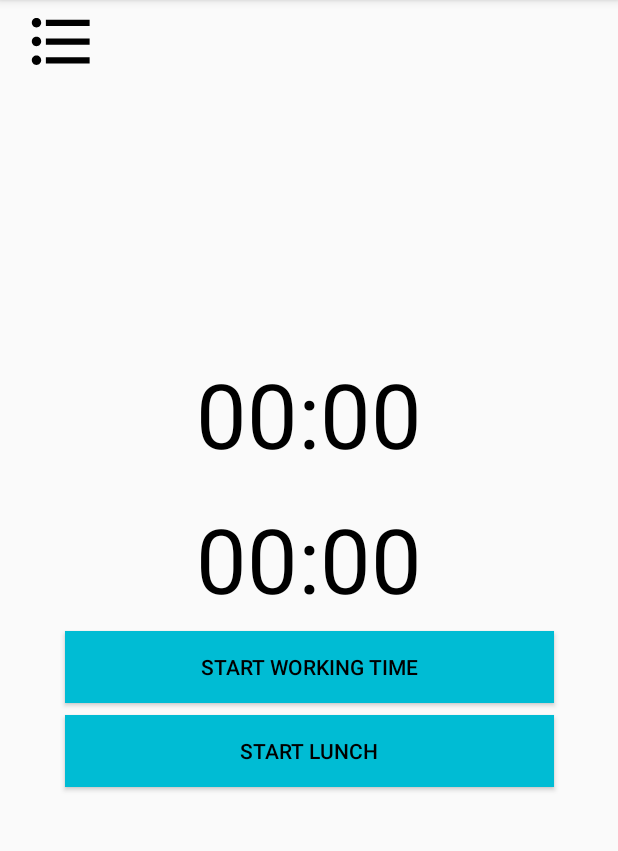
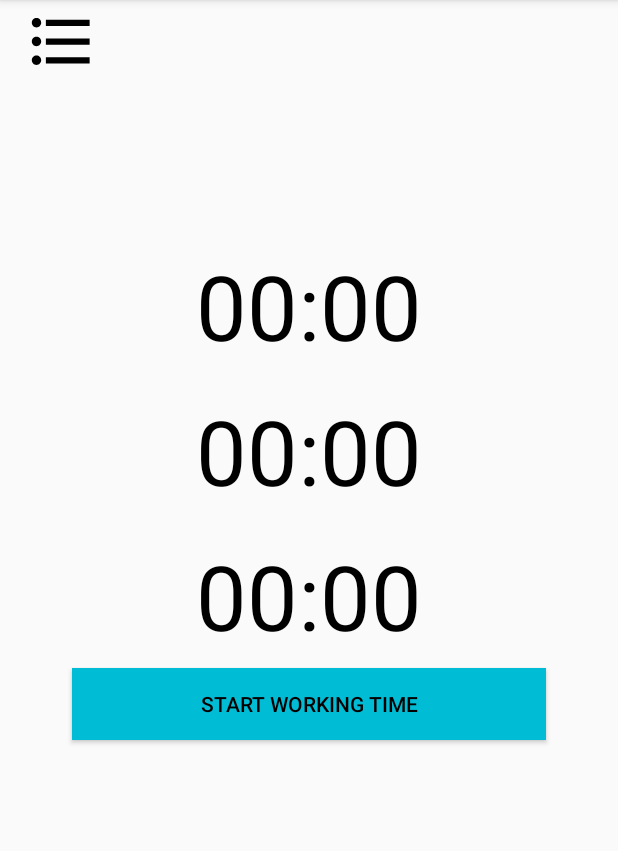
Before and after one commit to EricSumStu/August19, an Android app: the screen it shows after launch (MainActivity), after a tap on "FINISH WORK AND RESET", on a phone screen of 412 x 824 dp, the part 84-935 px from its top. Run offline under Robolectric (Android 15) with nearby library versions, the phone set to English and light mode, and no system bars; 1 other tap on this screen came first.

Commit message:
Break timer and break output saves to file

```diff
--- a/TrackMyHours/app/src/main/java/com/example/trackmyhours/MainActivity.java
+++ b/TrackMyHours/app/src/main/java/com/example/trackmyhours/MainActivity.java
@@ -32,12 +32,16 @@ public class MainActivity extends AppCompatActivity {
     public static final String FILE_NAME = "new.txt";
     private Chronometer lunchChronometer;
     private Chronometer chronometer;
+    private Chronometer breakChronometer;
     private long pauseOffset;
     private long lunchPauseOffset;
+    private long breakPauseOffset;
     private Button mButtonStart;
+    private Button mBreakButton;
     private boolean running;
     private boolean lunchRunning;
-    private Button mButtonReset;
+    private boolean breakRunning;
+    private Button mLunchButton;
 
 
     @Override
@@ -50,7 +54,8 @@ public class MainActivity extends AppCompatActivity {
         chronometer.setBase(SystemClock.elapsedRealtime());
         lunchChronometer = findViewById(R.id.lunchChronometer);
         lunchChronometer.setFormat("%s");
-        chronometer.setBase(SystemClock.elapsedRealtime());
+        breakChronometer = findViewById(R.id.breakChronometer);
+        breakChronometer.setFormat("%s");
         setRequestedOrientation(ActivityInfo.SCREEN_ORIENTATION_PORTRAIT);
 
     }
@@ -58,8 +63,18 @@ public class MainActivity extends AppCompatActivity {
 
     public void startStopChronometer(View v) {
         mButtonStart = findViewById(R.id.startButton);
-        mButtonReset = findViewById(R.id.resetButton);
-        if (!running) {
+        mLunchButton = findViewById(R.id.resetButton);
+        mBreakButton = findViewById(R.id.breakButton);
+        if (lunchRunning) {
+            Toast.makeText(MainActivity.this, "Please finish lunch before finishing work",
+                    Toast.LENGTH_LONG).show();
+
+        }
+        else if (breakRunning) {
+            Toast.makeText(MainActivity.this, "Please finish your break before finishing work",
+                    Toast.LENGTH_LONG).show();
+        }
+        else if (!running) {
 //
 /*            chronometer.setBase(SystemClock.elapsedRealtime() - pauseOffset);
             chronometer.start();
@@ -67,7 +82,9 @@ public class MainActivity extends AppCompatActivity {
             load(v);
             updateButtons();*/
             startMainChronometer(v);
-            updateButtons();
+            mButtonStart.setText("Finish Work and Reset");
+            mLunchButton.setVisibility(View.VISIBLE);
+            mBreakButton.setVisibility(View.VISIBLE);
         } else {
             /*         String time = showElapsedTime();*/
 
@@ -76,7 +93,9 @@ public class MainActivity extends AppCompatActivity {
             running = false;*/
             /*            resetMainChronometer(v);*/
             resetAllChronometers(v);
-            updateButtons();
+            mButtonStart.setText("Start Working Time");
+            mLunchButton.setVisibility(View.INVISIBLE);
+            mBreakButton.setVisibility(View.INVISIBLE);
             /*            save(v, time );*/
         }
 
@@ -85,25 +104,49 @@ public class MainActivity extends AppCompatActivity {
     public void resetAllChronometers(View v) {
         String time = showElapsedTime();
         String lunchTime = calculateLunchTime();
+        String breakTime = calculateBreakTime();
         resetMainChronometer(v);
         resetLunchChronometer(v);
+        resetBreakChronometer(v);
         updateButtons();
-        mButtonReset.setVisibility(View.INVISIBLE);
-        save(v, time, lunchTime);
+     /*   mButtonReset.setVisibility(View.INVISIBLE);*/
+        save(v, time, lunchTime, breakTime);
     }
 
     public void lunchButtonHandler(View v) {
-        if (!lunchRunning) {
+        if (breakRunning){
+            Toast.makeText(MainActivity.this, "Please finish your break before starting lunch",
+                    Toast.LENGTH_LONG).show();
+        }
+        else if (!lunchRunning) {
             pauseMainChronometer(v);
             startLunchChronometer(v);
-            mButtonReset.setText("Stop Lunch");
+            mLunchButton.setText("Stop Lunch");
         } else {
             pauseLunchChronometer(v);
             startMainChronometer(v);
-            mButtonReset.setText("Start Lunch");
+            mLunchButton.setText("Start Lunch");
         }
 
 
+    }
+
+    public void breakButtonHandler(View v) {
+        if (lunchRunning) {
+            Toast.makeText(MainActivity.this, "Please finish lunch before starting a break",
+                    Toast.LENGTH_LONG).show();
+        }
+        else if (!breakRunning) {
+            pauseMainChronometer(v);
+            startBreakChronometer(v);
+            mBreakButton.setText("Finish Break");
+
+        }
+        else {
+            pauseBreakChronometer(v);
+            startMainChronometer(v);
+            mBreakButton.setText("Start Break");
+        }
     }
 
     public void startMainChronometer(View v) {
@@ -146,13 +189,33 @@ public class MainActivity extends AppCompatActivity {
         lunchRunning = false;
     }
 
+    public void startBreakChronometer(View v) {
+        breakChronometer.setBase(SystemClock.elapsedRealtime() - breakPauseOffset);
+        breakChronometer.start();
+        breakRunning = true;
+    }
+
+    public void pauseBreakChronometer(View v) {
+        breakChronometer.stop();
+        breakPauseOffset = SystemClock.elapsedRealtime() - breakChronometer.getBase();
+        breakRunning = false;
+    }
+
+    public void resetBreakChronometer(View v) {
+        breakChronometer.setBase(SystemClock.elapsedRealtime());
+        breakPauseOffset = 0;
+
+        breakChronometer.stop();
+        breakRunning = false;
+    }
+
     private void updateButtons() {
         if (running) {
-            mButtonReset.setVisibility(View.VISIBLE);
+
             mButtonStart.setText("Finish Work and Reset");
         } else {
             mButtonStart.setText("Start Working Time");
-            mButtonReset.setVisibility(View.VISIBLE);
+
         }
 
     }
@@ -176,14 +239,22 @@ public class MainActivity extends AppCompatActivity {
         String totalLunchHours = (hLunch < 10 ? "0" + hLunch : hLunch) + ":" + (mLunch < 10 ? "0" + mLunch : mLunch) + ":" + (sLunch < 10 ? "0" + sLunch : sLunch);
         return totalLunchHours;
     }
+    public String calculateBreakTime() {
+        long breakElapsedMillis = SystemClock.elapsedRealtime() - breakChronometer.getBase();
+        int hBreak = (int) (breakElapsedMillis / 3600000);
+        int mBreak = (int) (breakElapsedMillis - hBreak * 3600000) / 60000;
+        int sBreak = (int) (breakElapsedMillis - (hBreak * 3600000) - (mBreak * 60000)) / 1000;
+        String totalBreakHours = (hBreak < 10 ? "0" + hBreak : hBreak) + ":" + (mBreak < 10 ? "0" + mBreak : mBreak) + ":" + (sBreak < 10 ? "0" + sBreak : sBreak);
+        return totalBreakHours;
+    }
 
-    public void save(View v, String elapsedTime, String elapsedLunchTime) {
+    public void save(View v, String elapsedTime, String elapsedLunchTime, String elapsedBreakTime) {
 
 
         try {
             PrintWriter writer = new PrintWriter(new FileOutputStream(new File(getFilesDir() + "/" + "new.txt"), true));
             String date = new SimpleDateFormat("yyyy-MM-dd", Locale.getDefault()).format(new Date());
-            String row = date + "  Total Working Time: " + elapsedTime + " Time spent on lunch: " + elapsedLunchTime;
+            String row = date + "  Total Working Time: " + elapsedTime + " Time spent on lunch: " + elapsedLunchTime + "Time spent on breaks: " + elapsedBreakTime;
             writer.println(row);
             writer.close();
             Toast.makeText(this, "Saved to " + getFilesDir() + "/" + MainActivity.FILE_NAME,
--- a/TrackMyHours/app/src/main/res/layout/activity_main.xml
+++ b/TrackMyHours/app/src/main/res/layout/activity_main.xml
@@ -12,8 +12,8 @@
 
     <LinearLayout
 
-        android:layout_width="342dp"
-        android:layout_height="443dp"
+        android:layout_width="332dp"
+        android:layout_height="547dp"
         android:layout_marginBottom="8dp"
         android:gravity="center"
         android:orientation="vertical"
@@ -38,6 +38,19 @@
 
         <Chronometer
             android:id="@+id/lunchChronometer"
+            android:layout_width="wrap_content"
+            android:layout_height="wrap_content"
+            android:layout_marginStart="8dp"
+            android:layout_marginLeft="8dp"
+            android:layout_marginTop="8dp"
+            android:layout_marginEnd="8dp"
+            android:layout_marginRight="8dp"
+            android:layout_marginBottom="8dp"
+            android:textColor="@android:color/black"
+            android:textSize="60sp" />
+
+        <Chronometer
+            android:id="@+id/breakChronometer"
             android:layout_width="wrap_content"
             android:layout_height="wrap_content"
             android:layout_marginStart="8dp"
@@ -77,7 +90,17 @@
             android:text="@string/finish_work_text"
             android:textColor="@android:color/black"
             android:visibility="invisible"
-            tools:visibility="visible" />
+            tools:visibility="visible"/>
+
+        <Button
+            android:id="@+id/breakButton"
+            android:layout_width="match_parent"
+            android:layout_height="wrap_content"
+            android:background="#00BCD4"
+            android:onClick="breakButtonHandler"
+            android:text="@string/break_button_text"
+            android:visibility="invisible"
+            tools:visibility="visible"/>
     </LinearLayout>
 
     <Button
--- a/TrackMyHours/app/src/main/res/values/strings.xml
+++ b/TrackMyHours/app/src/main/res/values/strings.xml
@@ -2,6 +2,7 @@
     <string name="app_name">TrackMyHours</string>
     <string name="StartButtonText">Start Working Time</string>
     <string name="finish_work_text">Start Lunch</string>
+    <string name="break_button_text">Start Break</string>
     <string name="noOfDays">Number of days:</string>
     <string name="go">Go</string>
 
```
